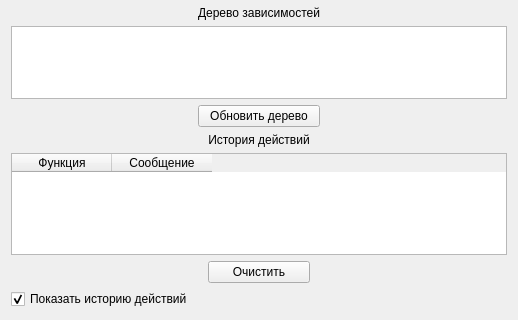
First picture: the form in mainwindow.ui, repository HardArchive/DLLCollector_recode, before the edit; both pictures show x 0 to 518 and y 229 to 549 of the 518 by 549 pixel window.
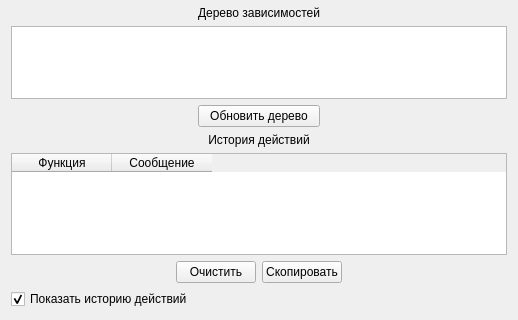
Second picture: the form after the edit.

What changed in the file:
```diff
--- a/mainwindow.ui
+++ b/mainwindow.ui
@@ -44,16 +44,6 @@
        </property>
        <item row="0" column="0">
         <layout class="QGridLayout" name="lay_Log">
-         <item row="0" column="1">
-          <widget class="QLabel" name="label_Log">
-           <property name="text">
-            <string>История действий</string>
-           </property>
-           <property name="alignment">
-            <set>Qt::AlignCenter</set>
-           </property>
-          </widget>
-         </item>
          <item row="2" column="0">
           <spacer name="horizontalSpacer">
            <property name="orientation">
@@ -77,7 +67,7 @@
            </property>
           </widget>
          </item>
-         <item row="2" column="2">
+         <item row="2" column="3">
           <spacer name="horizontalSpacer_2">
            <property name="orientation">
             <enum>Qt::Horizontal</enum>
@@ -90,7 +80,7 @@
            </property>
           </spacer>
          </item>
-         <item row="1" column="0" colspan="3">
+         <item row="1" column="0" colspan="4">
           <widget class="QTableWidget" name="tableWidget_Log">
            <property name="toolTip">
             <string>История действий</string>
@@ -131,6 +121,23 @@
            </column>
           </widget>
          </item>
+         <item row="2" column="2">
+          <widget class="QPushButton" name="pushButton_CopyLog">
+           <property name="text">
+            <string>Скопировать</string>
+           </property>
+          </widget>
+         </item>
+         <item row="0" column="1" colspan="2">
+          <widget class="QLabel" name="label_Log">
+           <property name="text">
+            <string>История действий</string>
+           </property>
+           <property name="alignment">
+            <set>Qt::AlignCenter</set>
+           </property>
+          </widget>
+         </item>
         </layout>
        </item>
       </layout>
```
